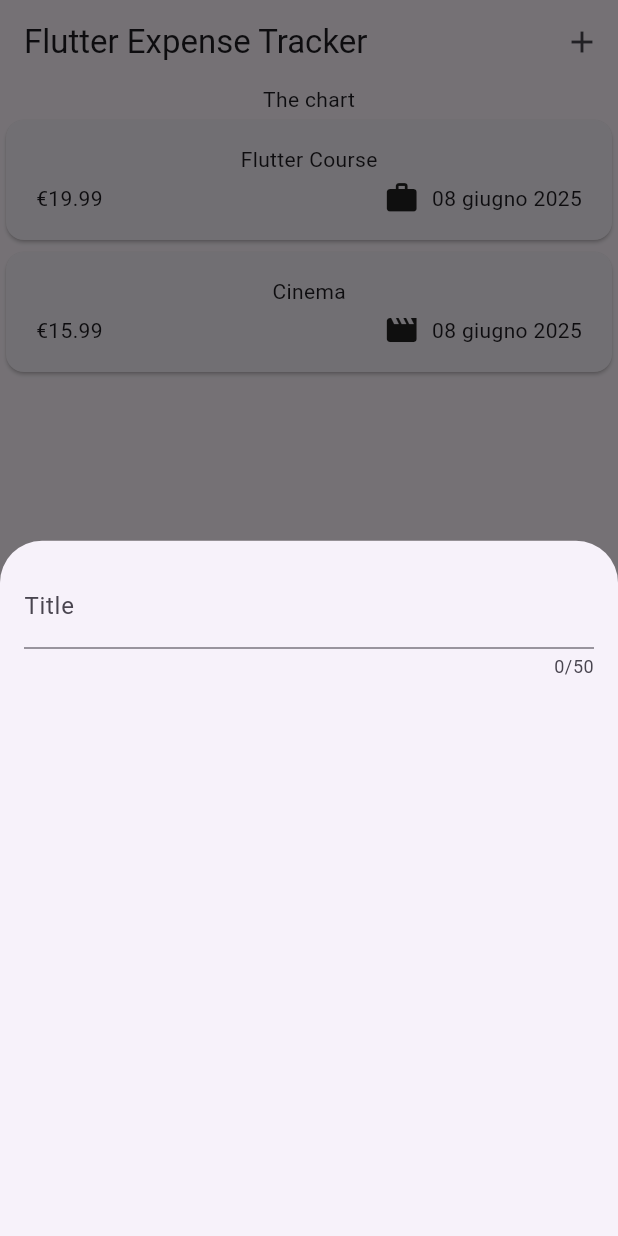
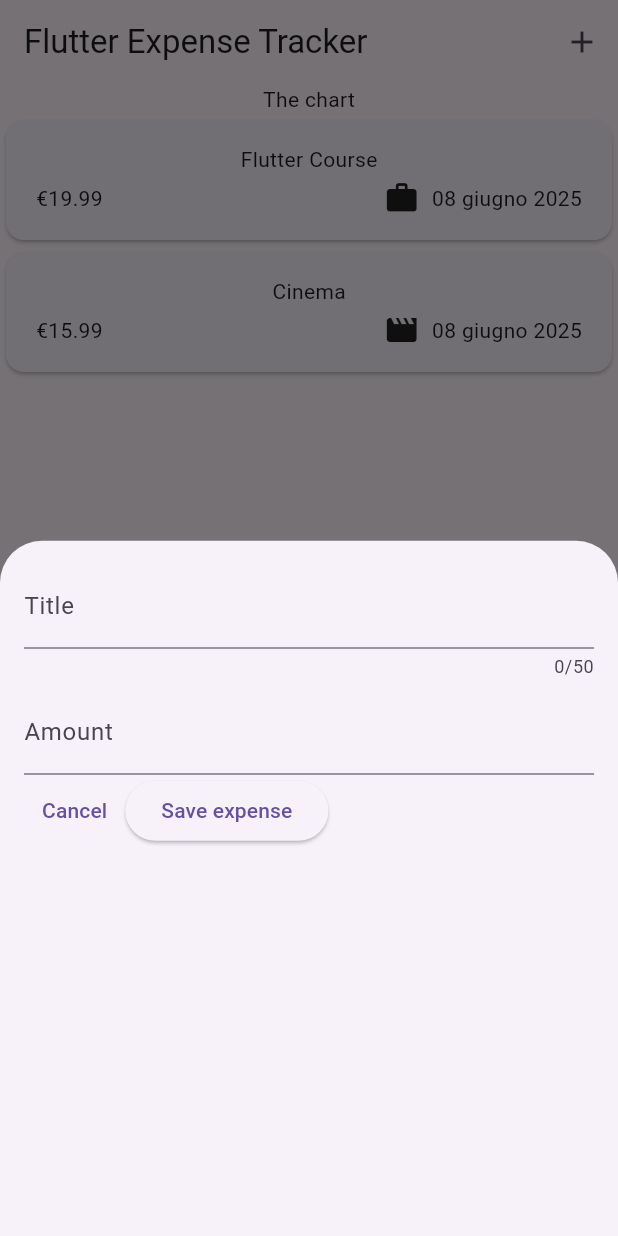
Before and after one commit to salvatoresalanitro/expense_tracker_app, a Flutter app: the screen it shows after launch, after a tap on the "add" icon, on a phone screen of 412 x 824 dp. Run offline on Flutter 3.47's test engine with Material 3 defaults, Android fonts, the phone set to English and light mode, and no system bars.

Commit message:
set new_expense.dart widget with 2 controllers and layout

```diff
--- a/lib/widgets/new_expense.dart
+++ b/lib/widgets/new_expense.dart
@@ -10,18 +10,53 @@ class NewExpense extends StatefulWidget {
 }
 
 class _NewExpenseState extends State<NewExpense> {
+  final _titleController = TextEditingController();
+  final _amountController = TextEditingController();
+
+  @override
+  void dispose() {
+    _titleController.dispose();
+    _amountController.dispose();
+    super.dispose();
+  }
+
   @override
   Widget build(BuildContext context) {
     return Padding(
       padding: const EdgeInsets.all(16),
       child: Column(
-        children: const [
+        children: [
           TextField(
+            controller: _titleController,
             maxLength: 50,
             decoration: InputDecoration(
               label: Text('Title'),
             ),
-          )
+          ),
+          SizedBox(height: 8),
+          TextField(
+            controller: _amountController,
+            keyboardType: TextInputType.number,
+            decoration: InputDecoration(
+              prefixText: '€',
+              label: Text('Amount'),
+            ),
+          ),
+          Row(
+            children: [
+              TextButton(
+                onPressed: () {},
+                child: Text('Cancel'),
+              ),
+              ElevatedButton(
+                onPressed: () {
+                  print(_titleController.text);
+                  print(_amountController.text);
+                },
+                child: Text('Save expense'),
+              ),
+            ],
+          ),
         ],
       ),
     );
```
